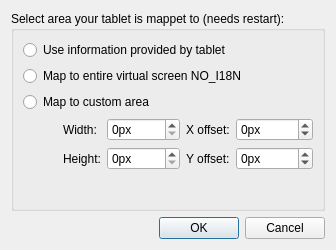
KDE/krita, file libs/ui/dialogs/KisDlgCustomTabletResolution.ui: the form before one commit.
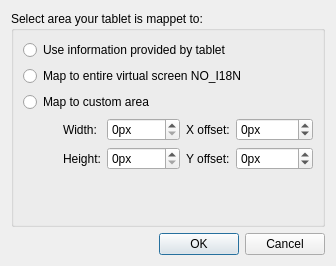
The form after the commit.

Commit message:
Fix setting custom tablet mapping
1) Fix support for negative offsets
2) The setting is applied right after pressing OK in the
   configuration dialog
3) Qt fetches this updated info after tablet proximity leave/enter
   cycle.

The edit to the form file:
```diff
--- a/libs/ui/dialogs/KisDlgCustomTabletResolution.ui
+++ b/libs/ui/dialogs/KisDlgCustomTabletResolution.ui
@@ -7,7 +7,7 @@
     <x>0</x>
     <y>0</y>
     <width>321</width>
-    <height>237</height>
+    <height>255</height>
    </rect>
   </property>
   <property name="windowTitle">
@@ -17,7 +17,7 @@
    <item>
     <widget class="QGroupBox" name="groupBox">
      <property name="title">
-      <string>Select area your tablet is mappet to (needs restart):</string>
+      <string>Select area your tablet is mappet to:</string>
      </property>
      <layout class="QVBoxLayout" name="verticalLayout_2">
       <item>
@@ -139,6 +139,29 @@
         </item>
        </layout>
       </item>
+      <item>
+       <spacer name="verticalSpacer_2">
+        <property name="orientation">
+         <enum>Qt::Vertical</enum>
+        </property>
+        <property name="sizeType">
+         <enum>QSizePolicy::Fixed</enum>
+        </property>
+        <property name="sizeHint" stdset="0">
+         <size>
+          <width>20</width>
+          <height>10</height>
+         </size>
+        </property>
+       </spacer>
+      </item>
+      <item>
+       <widget class="QLabel" name="lblDisplayInformation">
+        <property name="text">
+         <string/>
+        </property>
+       </widget>
+      </item>
       <item>
        <spacer name="verticalSpacer">
         <property name="orientation">
@@ -150,7 +173,7 @@
         <property name="sizeHint" stdset="0">
          <size>
           <width>20</width>
-          <height>29</height>
+          <height>15</height>
          </size>
         </property>
        </spacer>
```
The commit also changes 7 other files.
